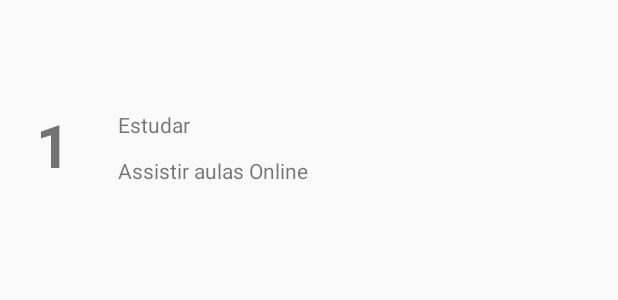
After one commit to hamidMrabet/KotlinProjet, an Android app built with Jetpack Compose: the layout custom_row.xml on its own in the app's theme, with its tools: preview values and no code run, on a phone screen of 412 x 824 dp. The commit adds this screen. Shown: the top 300 px of the screen. Run offline under Robolectric (Android 15) with nearby library versions, the phone set to English and light mode, and no system bars.

Commit message:
atualizar a lista de tarefas.

```diff
--- a/app/src/main/java/com/example/myapptodo/MainActivity.kt
+++ b/app/src/main/java/com/example/myapptodo/MainActivity.kt
@@ -28,4 +28,8 @@ class MainActivity : AppCompatActivity() {
 
     }
 
+    override fun onSupportNavigateUp(): Boolean {
+        val navController = findNavController(R.id.fragment)
+        return navController.navigateUp() || super.onSupportNavigateUp()
+    }
 }
--- a/app/src/main/java/com/example/myapptodo/data/ListViewModel.kt
+++ b/app/src/main/java/com/example/myapptodo/data/ListViewModel.kt
@@ -9,7 +9,7 @@ import kotlinx.coroutines.launch
 
 class ListViewModel(application: Application): AndroidViewModel(application) {
 
-      private val readAllData: LiveData<List<Task>>
+      val readAllData: LiveData<List<Task>>
       private val repo: ListRepo
 
       init {
--- /dev/null
+++ b/app/src/main/res/layout/custom_row.xml
@@ -0,0 +1,49 @@
+<?xml version="1.0" encoding="utf-8"?>
+<androidx.constraintlayout.widget.ConstraintLayout xmlns:android="http://schemas.android.com/apk/res/android"
+    xmlns:app="http://schemas.android.com/apk/res-auto"
+    xmlns:tools="http://schemas.android.com/tool"
+    xmlns:tools2="http://schemas.android.com/tools"
+    android:layout_width="match_parent"
+    android:layout_height="wrap_content"
+    android:padding="24dp">
+
+    <TextView
+        android:id="@+id/id_txt"
+        android:layout_width="wrap_content"
+        android:layout_height="wrap_content"
+        android:text="1"
+        android:textSize="40sp"
+        android:textStyle="bold"
+        app:layout_constraintBottom_toBottomOf="parent"
+        app:layout_constraintStart_toStartOf="parent"
+        app:layout_constraintTop_toTopOf="parent"
+        app:layout_constraintVertical_bias="1.0" />
+
+    <TextView
+        android:id="@+id/title_txt"
+        android:layout_width="wrap_content"
+        android:layout_height="wrap_content"
+        android:layout_marginStart="32dp"
+        android:text="Estudar"
+        app:layout_constraintBottom_toBottomOf="@+id/discrip_txt"
+        app:layout_constraintStart_toEndOf="@+id/id_txt"
+        app:layout_constraintTop_toTopOf="parent"
+        app:layout_constraintVertical_bias="0.62" />
+
+    <TextView
+        android:id="@+id/discrip_txt"
+        android:layout_width="wrap_content"
+        android:layout_height="wrap_content"
+        android:layout_marginStart="32dp"
+        android:layout_marginTop="80dp"
+
+        android:text="Assistir aulas Online"
+        app:layout_constraintBottom_toBottomOf="parent"
+        app:layout_constraintEnd_toEndOf="parent"
+        app:layout_constraintHorizontal_bias="0.0"
+        app:layout_constraintStart_toEndOf="@+id/id_txt"
+        app:layout_constraintTop_toTopOf="parent"
+        app:layout_constraintVertical_bias="1.0" />
+
+
+</androidx.constraintlayout.widget.ConstraintLayout>
--- a/app/src/main/res/layout/fragment_list.xml
+++ b/app/src/main/res/layout/fragment_list.xml
@@ -7,7 +7,7 @@
     tools:context=".fragments.list.ListFragment">
 
     <androidx.recyclerview.widget.RecyclerView
-        android:id="@+id/recyclerView"
+        android:id="@+id/recyclerview"
         android:layout_width="match_parent"
         android:layout_height="match_parent"
         app:layout_constraintBottom_toBottomOf="parent"
```
Also changed, not shown: app/src/main/java/com/example/myapptodo/fragments/list/ListAdapter.kt (added, +40 -0 lines), app/src/main/java/com/example/myapptodo/fragments/list/ListFragment.kt (+22 -0 lines).
